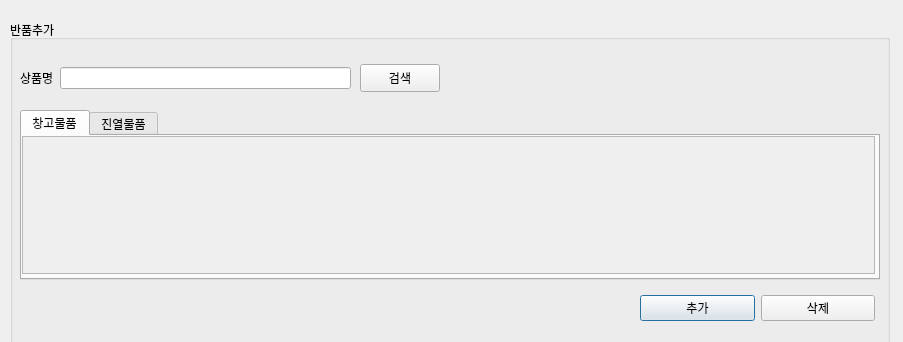
First picture: the form in ui/반품추가.ui, repository johnnyapu15/IDB, before the edit.
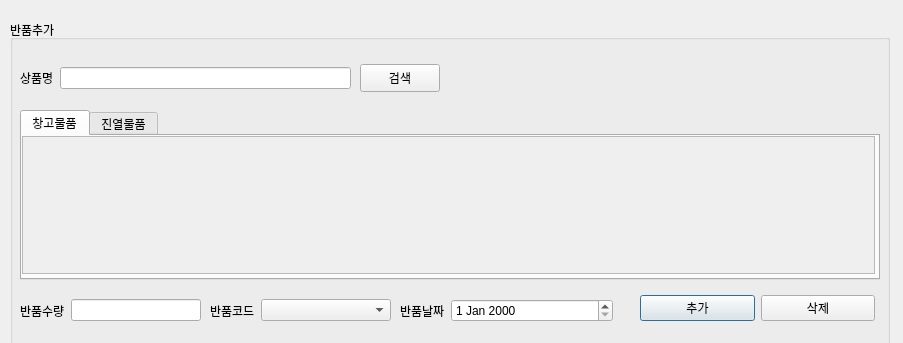
Second picture: the form after the edit.

```diff
--- a/ui/반품추가.ui
+++ b/ui/반품추가.ui
@@ -7,7 +7,7 @@
     <x>0</x>
     <y>0</y>
     <width>903</width>
-    <height>342</height>
+    <height>343</height>
    </rect>
   </property>
   <property name="windowTitle">
@@ -191,6 +191,123 @@
      <string>검색</string>
     </property>
    </widget>
+   <widget class="QWidget" name="horizontalLayoutWidget_13">
+    <property name="geometry">
+     <rect>
+      <x>10</x>
+      <y>270</y>
+      <width>181</width>
+      <height>41</height>
+     </rect>
+    </property>
+    <layout class="QHBoxLayout" name="horizontalLayout_25">
+     <item>
+      <layout class="QVBoxLayout" name="verticalLayout_5">
+       <item>
+        <widget class="QLabel" name="label_9">
+         <property name="enabled">
+          <bool>true</bool>
+         </property>
+         <property name="text">
+          <string>반품수량</string>
+         </property>
+        </widget>
+       </item>
+      </layout>
+     </item>
+     <item>
+      <layout class="QVBoxLayout" name="verticalLayout_6">
+       <item>
+        <widget class="QLineEdit" name="lineEdit_4">
+         <property name="alignment">
+          <set>Qt::AlignRight|Qt::AlignTrailing|Qt::AlignVCenter</set>
+         </property>
+        </widget>
+       </item>
+      </layout>
+     </item>
+    </layout>
+   </widget>
+   <widget class="QWidget" name="horizontalLayoutWidget_14">
+    <property name="geometry">
+     <rect>
+      <x>200</x>
+      <y>270</y>
+      <width>181</width>
+      <height>41</height>
+     </rect>
+    </property>
+    <layout class="QHBoxLayout" name="horizontalLayout_26">
+     <item>
+      <layout class="QVBoxLayout" name="verticalLayout_7">
+       <item>
+        <widget class="QLabel" name="label_10">
+         <property name="enabled">
+          <bool>true</bool>
+         </property>
+         <property name="text">
+          <string>반품코드</string>
+         </property>
+        </widget>
+       </item>
+      </layout>
+     </item>
+     <item>
+      <layout class="QVBoxLayout" name="verticalLayout_8">
+       <item>
+        <widget class="QComboBox" name="comboBox">
+         <property name="sizePolicy">
+          <sizepolicy hsizetype="MinimumExpanding" vsizetype="Fixed">
+           <horstretch>0</horstretch>
+           <verstretch>0</verstretch>
+          </sizepolicy>
+         </property>
+        </widget>
+       </item>
+      </layout>
+     </item>
+    </layout>
+   </widget>
+   <widget class="QWidget" name="horizontalLayoutWidget_15">
+    <property name="geometry">
+     <rect>
+      <x>390</x>
+      <y>270</y>
+      <width>213</width>
+      <height>41</height>
+     </rect>
+    </property>
+    <layout class="QHBoxLayout" name="horizontalLayout_27">
+     <item>
+      <layout class="QVBoxLayout" name="verticalLayout_9">
+       <item>
+        <widget class="QLabel" name="label_11">
+         <property name="enabled">
+          <bool>true</bool>
+         </property>
+         <property name="text">
+          <string>반품날짜</string>
+         </property>
+        </widget>
+       </item>
+      </layout>
+     </item>
+     <item>
+      <layout class="QVBoxLayout" name="verticalLayout_10">
+       <item>
+        <widget class="QDateEdit" name="dateEdit">
+         <property name="sizePolicy">
+          <sizepolicy hsizetype="MinimumExpanding" vsizetype="Fixed">
+           <horstretch>0</horstretch>
+           <verstretch>0</verstretch>
+          </sizepolicy>
+         </property>
+        </widget>
+       </item>
+      </layout>
+     </item>
+    </layout>
+   </widget>
   </widget>
  </widget>
  <resources/>
```
Left out of the diff: 6 changed lines with no effect on the pictures.
